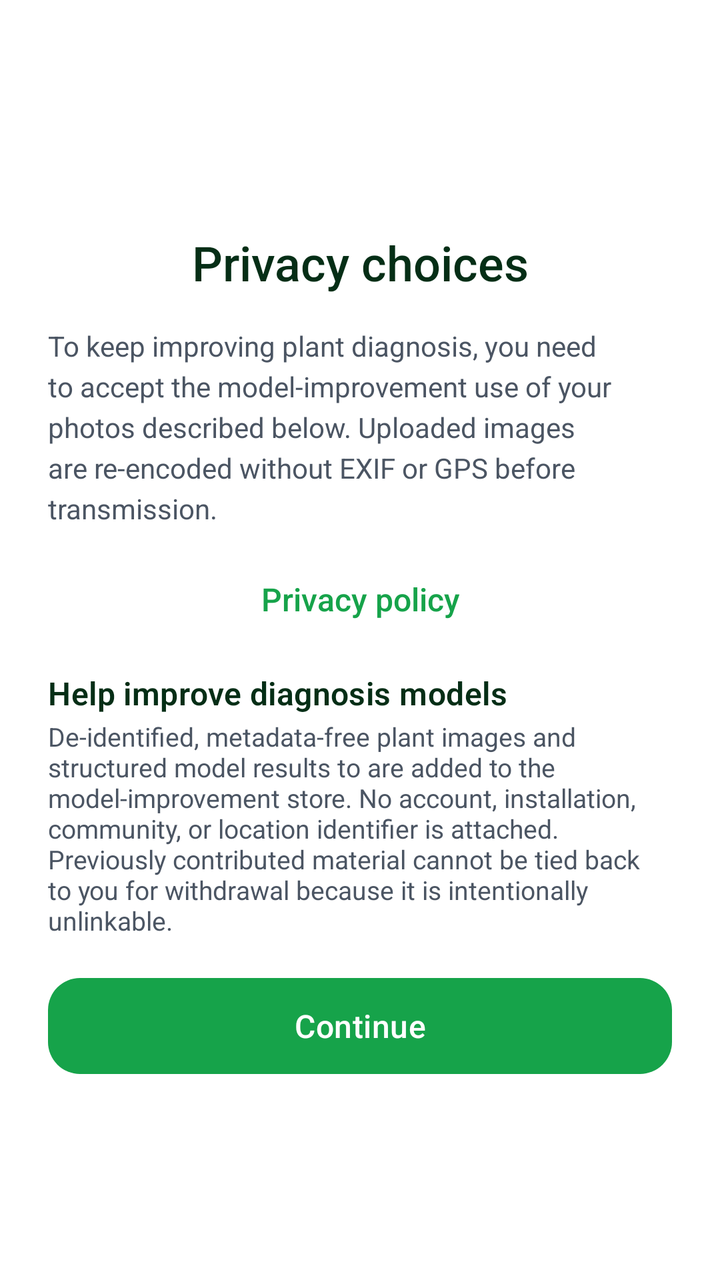
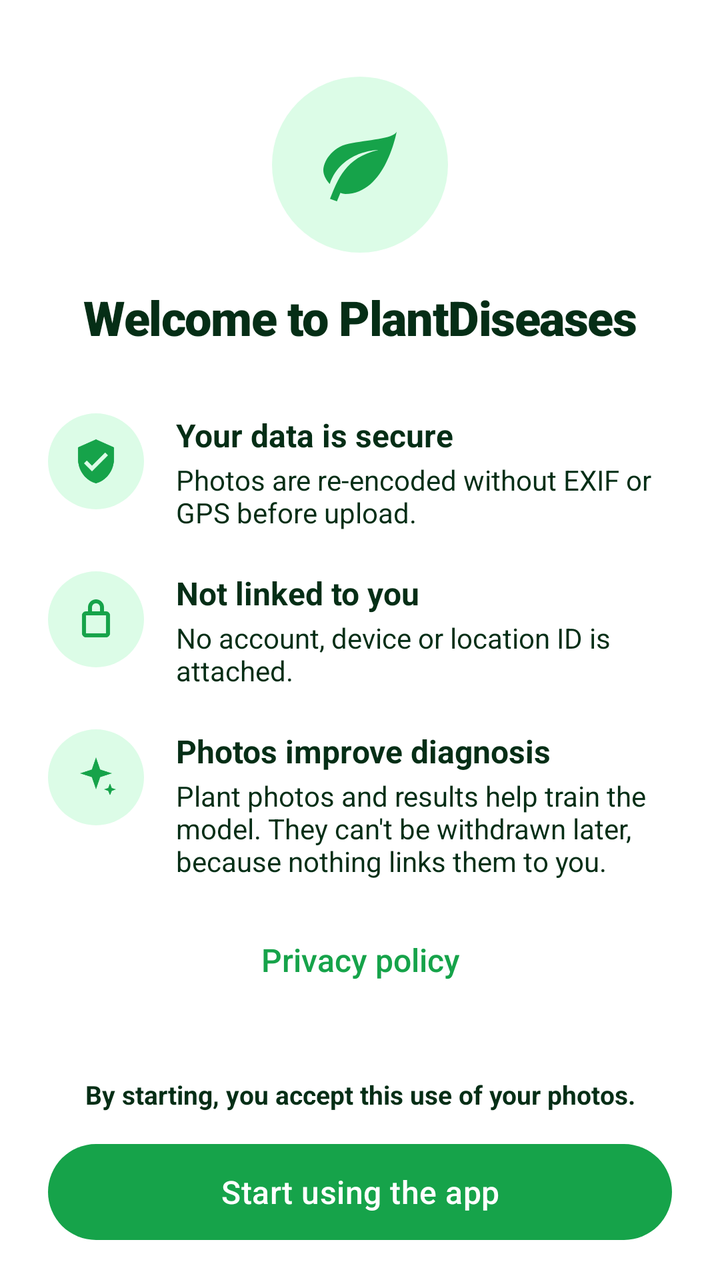

Before-and-after screenshots of an Android layout around one commit, followed by the original layout XML and the change that was made.
<!-- AndroidManifest.xml: application theme Theme.PlantDiseases -->
<!-- res/layout/activity_onboarding.xml -->
<?xml version="1.0" encoding="utf-8"?>
<ScrollView
    xmlns:android="http://schemas.android.com/apk/res/android"
    xmlns:app="http://schemas.android.com/apk/res-auto"
    android:layout_width="match_parent"
    android:layout_height="match_parent"
    android:background="@color/background"
    android:fillViewport="true"
    android:fitsSystemWindows="true"
    android:scrollbars="none">

    <LinearLayout
        android:layout_width="match_parent"
        android:layout_height="wrap_content"
        android:gravity="center"
        android:orientation="vertical"
        android:paddingHorizontal="@dimen/space_2xl"
        android:paddingTop="@dimen/space_lg"
        android:paddingBottom="@dimen/space_lg">

        <TextView
            android:id="@+id/consent_title"
            android:layout_width="match_parent"
            android:layout_height="wrap_content"
            android:layout_marginTop="@dimen/space_lg"
            android:accessibilityHeading="true"
            android:fontFamily="sans-serif-medium"
            android:gravity="center"
            android:text="@string/consent_title"
            android:textColor="@color/on_surface"
            android:textSize="@dimen/text_headline" />

        <TextView
            android:id="@+id/consent_body"
            android:layout_width="match_parent"
            android:layout_height="wrap_content"
            android:layout_marginTop="@dimen/space_lg"
            android:lineSpacingExtra="4dp"
            android:text="@string/consent_body"
            android:textColor="@color/on_surface_secondary"
            android:textSize="@dimen/text_body" />

        <TextView
            android:id="@+id/consent_privacy_link"
            android:layout_width="wrap_content"
            android:layout_height="48dp"
            android:layout_marginTop="@dimen/space_md"
            android:clickable="true"
            android:focusable="true"
            android:fontFamily="sans-serif-medium"
            android:gravity="center"
            android:paddingHorizontal="@dimen/space_md"
            android:text="@string/consent_privacy_link"
            android:textColor="@color/primary"
            android:textSize="@dimen/text_title_sm" />

        <TextView
            android:layout_width="match_parent"
            android:layout_height="wrap_content"
            android:layout_marginTop="@dimen/space_md"
            android:text="@string/training_consent_title"
            android:textAppearance="@style/TextAppearance.App.Title" />

        <TextView
            android:layout_width="match_parent"
            android:layout_height="wrap_content"
            android:layout_marginTop="@dimen/space_xxs"
            android:text="@string/training_consent_subtitle"
            android:textColor="@color/on_surface_secondary"
            android:textSize="@dimen/text_body_sm" />

        <com.google.android.material.button.MaterialButton
            android:id="@+id/consent_agree"
            android:layout_width="match_parent"
            android:layout_height="56dp"
            android:layout_marginTop="@dimen/space_lg"
            android:text="@string/consent_agree"
            android:textSize="@dimen/text_title_sm"
            app:backgroundTint="@color/primary"
            app:cornerRadius="@dimen/radius_md" />

    </LinearLayout>

</ScrollView>
<!-- resources referenced by this layout -->
<resources>
  <color name="on_surface_secondary">#4B5563</color>
  <dimen name="radius_md">16dp</dimen>
  <string name="consent_agree">Continue</string>
  <string name="consent_body">To keep improving plant diagnosis, you need to accept the model-improvement use of your photos described below. Uploaded images are re-encoded without EXIF or GPS before transmission.</string>
  <string name="consent_title">Privacy choices</string>
  <string name="training_consent_subtitle">De-identified, metadata-free plant images and structured model results to are added to the model-improvement store. No account, installation, community, or location identifier is attached. Previously contributed material cannot be tied back to you for withdrawal because it is intentionally unlinkable.</string>
  <string name="training_consent_title">Help improve diagnosis models</string>
  <style name="TextAppearance.App.Title" parent="TextAppearance.Material3.TitleMedium">
          <item name="android:textSize">@dimen/text_title_sm</item>
          
          <item name="android:fontFamily">sans-serif-medium</item>
          <item name="android:textFontWeight">600</item>
          <item name="android:textColor">@color/on_surface</item>
      </style>
  <style name="Theme.PlantDiseases" parent="Theme.Material3.DayNight.NoActionBar">
          <item name="colorPrimary">@color/primary</item>
          <item name="colorPrimaryDark">@color/primary_dark</item>
          <item name="colorOnPrimary">@color/on_primary</item>
          <item name="colorPrimaryContainer">@color/primary_light</item>
          <item name="colorOnPrimaryContainer">@color/primary_dark</item>
          <item name="colorSecondary">@color/secondary</item>
          <item name="colorOnSecondary">@color/on_secondary</item>
          <item name="colorSecondaryContainer">@color/primary_light</item>
          <item name="colorOnSecondaryContainer">@color/primary_dark</item>
          <item name="android:colorBackground">@color/background</item>
          
          <item name="android:windowBackground">@color/background</item>
          
          <item name="android:windowAnimationStyle">@style/App.Animation.Navigation</item>
          <item name="colorSurface">@color/surface</item>
          <item name="colorSurfaceVariant">@color/surface_variant</item>
          <item name="colorOnSurface">@color/on_surface</item>
          <item name="colorOnSurfaceVariant">@color/on_surface_secondary</item>
          
          <item name="colorSurfaceContainerLow">@color/surface_container_low</item>
          <item name="colorSurfaceContainer">@color/surface_container</item>
          <item name="colorSurfaceContainerHigh">@color/surface_container_high</item>
          <item name="colorSurfaceContainerHighest">@color/surface_container_highest</item>
          <item name="colorSurfaceContainerLowest">@color/surface_container_lowest</item>
          
          <item name="android:statusBarColor">@android:color/transparent</item>
          <item name="android:windowLightStatusBar">false</item>
          <item name="android:navigationBarColor">@color/background</item>
  
          
          <item name="appBarLayoutStyle">@style/Widget.Material3.AppBarLayout</item>
  
          
          <item name="materialButtonStyle">@style/App.Button.Filled</item>
          <item name="floatingActionButtonStyle">@style/App.FAB</item>
          <item name="extendedFloatingActionButtonStyle">@style/App.FAB.Extended</item>
      </style>
  <!-- unchanged entries left out for length: 29 -->
</resources>

<!-- the commit's change to res/layout/activity_onboarding.xml (unified diff, before → after) -->
@@ -1,84 +1,243 @@
 <?xml version="1.0" encoding="utf-8"?>
-<ScrollView
+<LinearLayout
     xmlns:android="http://schemas.android.com/apk/res/android"
     xmlns:app="http://schemas.android.com/apk/res-auto"
+    android:id="@+id/onboarding_root"
     android:layout_width="match_parent"
     android:layout_height="match_parent"
     android:background="@color/background"
-    android:fillViewport="true"
-    android:fitsSystemWindows="true"
-    android:scrollbars="none">
+    android:orientation="vertical">
+
+    <ScrollView
+        android:layout_width="match_parent"
+        android:layout_height="0dp"
+        android:layout_weight="1"
+        android:fillViewport="true"
+        android:scrollbars="none">
+
+        <LinearLayout
+            android:layout_width="match_parent"
+            android:layout_height="wrap_content"
+            android:gravity="center_vertical"
+            android:orientation="vertical"
+            android:paddingHorizontal="@dimen/space_2xl"
+            android:paddingTop="@dimen/space_3xl"
+            android:paddingBottom="@dimen/space_lg">
+
+            <FrameLayout
+                android:layout_width="88dp"
+                android:layout_height="88dp"
+                android:layout_gravity="center_horizontal"
+                android:background="@drawable/bg_icon_circle">
+
+                <ImageView
+                    android:layout_width="44dp"
+                    android:layout_height="44dp"
+                    android:layout_gravity="center"
+                    android:contentDescription="@null"
+                    android:src="@drawable/ic_leaf"
+                    app:tint="@color/primary" />
+            </FrameLayout>
+
+            <TextView
+                android:id="@+id/onboarding_title"
+                android:layout_width="match_parent"
+                android:layout_height="wrap_content"
+                android:layout_marginTop="@dimen/space_lg"
+                android:accessibilityHeading="true"
+                android:fontFamily="sans-serif-black"
+                android:gravity="center"
+                android:letterSpacing="-0.02"
+                android:text="@string/onboarding_title"
+                android:textColor="@color/on_surface"
+                android:textSize="@dimen/text_headline" />
+
+            
+            <LinearLayout
+                android:layout_width="match_parent"
+                android:layout_height="wrap_content"
+                android:layout_marginTop="@dimen/space_3xl"
+                android:orientation="horizontal">
+
+                <FrameLayout
+                    android:layout_width="48dp"
+                    android:layout_height="48dp"
+                    android:background="@drawable/bg_icon_circle">
+
+                    <ImageView
+                        android:layout_width="24dp"
+                        android:layout_height="24dp"
+                        android:layout_gravity="center"
+                        android:contentDescription="@null"
+                        android:src="@drawable/ic_shield_check"
+                        app:tint="@color/primary" />
+                </FrameLayout>
+
+                <LinearLayout
+                    android:layout_width="0dp"
+                    android:layout_height="wrap_content"
+                    android:layout_gravity="center_vertical"
+                    android:layout_marginStart="@dimen/space_lg"
+                    android:layout_weight="1"
+                    android:orientation="vertical">
+
+                    <TextView
+                        android:layout_width="match_parent"
+                        android:layout_height="wrap_content"
+                        android:text="@string/onboarding_secure_title"
+                        android:textColor="@color/on_surface"
+                        android:textSize="@dimen/text_title_sm"
+                        android:textStyle="bold" />
+
+                    <TextView
+                        android:layout_width="match_parent"
+                        android:layout_height="wrap_content"
+                        android:layout_marginTop="@dimen/space_xxs"
+                        android:text="@string/onboarding_secure_body"
+                        android:textColor="@color/on_surface"
+                        android:textSize="@dimen/text_body" />
+                </LinearLayout>
+            </LinearLayout>
+
+            
+            <LinearLayout
+                android:layout_width="match_parent"
+                android:layout_height="wrap_content"
+                android:layout_marginTop="@dimen/space_xl"
+                android:orientation="horizontal">
+
+                <FrameLayout
+                    android:layout_width="48dp"
+                    android:layout_height="48dp"
+                    android:background="@drawable/bg_icon_circle">
+
+                    <ImageView
+                        android:layout_width="24dp"
+                        android:layout_height="24dp"
+                        android:layout_gravity="center"
+                        android:contentDescription="@null"
+                        android:src="@drawable/ic_lock"
+                        app:tint="@color/primary" />
+                </FrameLayout>
+
+                <LinearLayout
+                    android:layout_width="0dp"
+                    android:layout_height="wrap_content"
+                    android:layout_gravity="center_vertical"
+                    android:layout_marginStart="@dimen/space_lg"
+                    android:layout_weight="1"
+                    android:orientation="vertical">
+
+                    <TextView
+                        android:layout_width="match_parent"
+                        android:layout_height="wrap_content"
+                        android:text="@string/onboarding_anonymous_title"
+                        android:textColor="@color/on_surface"
+                        android:textSize="@dimen/text_title_sm"
+                        android:textStyle="bold" />
+
+                    <TextView
+                        android:layout_width="match_parent"
+                        android:layout_height="wrap_content"
+                        android:layout_marginTop="@dimen/space_xxs"
+                        android:text="@string/onboarding_anonymous_body"
+                        android:textColor="@color/on_surface"
+                        android:textSize="@dimen/text_body" />
+                </LinearLayout>
+            </LinearLayout>
+
+            
+            <LinearLayout
+                android:layout_width="match_parent"
+                android:layout_height="wrap_content"
+                android:layout_marginTop="@dimen/space_xl"
+                android:orientation="horizontal">
+
+                <FrameLayout
+                    android:layout_width="48dp"
+                    android:layout_height="48dp"
+                    android:background="@drawable/bg_icon_circle">
+
+                    <ImageView
+                        android:layout_width="24dp"
+                        android:layout_height="24dp"
+                        android:layout_gravity="center"
+                        android:contentDescription="@null"
+                        android:src="@drawable/ic_sparkle"
+                        app:tint="@color/primary" />
+                </FrameLayout>
+
+                <LinearLayout
+                    android:layout_width="0dp"
+                    android:layout_height="wrap_content"
+                    android:layout_gravity="center_vertical"
+                    android:layout_marginStart="@dimen/space_lg"
+                    android:layout_weight="1"
+                    android:orientation="vertical">
+
+                    <TextView
+                        android:layout_width="match_parent"
+                        android:layout_height="wrap_content"
+                        android:text="@string/onboarding_improve_title"
+                        android:textColor="@color/on_surface"
+                        android:textSize="@dimen/text_title_sm"
+                        android:textStyle="bold" />
+
+                    <TextView
+                        android:layout_width="match_parent"
+                        android:layout_height="wrap_content"
+                        android:layout_marginTop="@dimen/space_xxs"
+                        android:text="@string/onboarding_improve_body"
+                        android:textColor="@color/on_surface"
+                        android:textSize="@dimen/text_body" />
+                </LinearLayout>
+            </LinearLayout>
+
+            <TextView
+                android:id="@+id/consent_privacy_link"
+                android:layout_width="wrap_content"
+                android:layout_height="48dp"
+                android:layout_gravity="center_horizontal"
+                android:layout_marginTop="@dimen/space_lg"
+                android:background="?attr/selectableItemBackground"
+                android:clickable="true"
+                android:focusable="true"
+                android:fontFamily="sans-serif-medium"
+                android:gravity="center"
+                android:paddingHorizontal="@dimen/space_md"
+                android:text="@string/consent_privacy_link"
+                android:textColor="@color/primary"
+                android:textSize="@dimen/text_title_sm" />
+
+        </LinearLayout>
+    </ScrollView>
 
     <LinearLayout
         android:layout_width="match_parent"
         android:layout_height="wrap_content"
-        android:gravity="center"
         android:orientation="vertical"
         android:paddingHorizontal="@dimen/space_2xl"
-        android:paddingTop="@dimen/space_lg"
+        android:paddingTop="@dimen/space_md"
         android:paddingBottom="@dimen/space_lg">
 
         <TextView
-            android:id="@+id/consent_title"
+            android:id="@+id/onboarding_agree_note"
             android:layout_width="match_parent"
             android:layout_height="wrap_content"
-            android:layout_marginTop="@dimen/space_lg"
-            android:accessibilityHeading="true"
-            android:fontFamily="sans-serif-medium"
             android:gravity="center"
-            android:text="@string/consent_title"
+            android:text="@string/onboarding_agree_note"
             android:textColor="@color/on_surface"
-            android:textSize="@dimen/text_headline" />
-
-        <TextView
-            android:id="@+id/consent_body"
-            android:layout_width="match_parent"
-            android:layout_height="wrap_content"
-            android:layout_marginTop="@dimen/space_lg"
-            android:lineSpacingExtra="4dp"
-            android:text="@string/consent_body"
-            android:textColor="@color/on_surface_secondary"
-            android:textSize="@dimen/text_body" />
-
-        <TextView
-            android:id="@+id/consent_privacy_link"
-            android:layout_width="wrap_content"
-            android:layout_height="48dp"
-            android:layout_marginTop="@dimen/space_md"
-            android:clickable="true"
-            android:focusable="true"
-            android:fontFamily="sans-serif-medium"
-            android:gravity="center"
-            android:paddingHorizontal="@dimen/space_md"
-            android:text="@string/consent_privacy_link"
-            android:textColor="@color/primary"
-            android:textSize="@dimen/text_title_sm" />
-
-        <TextView
-            android:layout_width="match_parent"
-            android:layout_height="wrap_content"
-            android:layout_marginTop="@dimen/space_md"
-            android:text="@string/training_consent_title"
-            android:textAppearance="@style/TextAppearance.App.Title" />
-
-        <TextView
-            android:layout_width="match_parent"
-            android:layout_height="wrap_content"
-            android:layout_marginTop="@dimen/space_xxs"
-            android:text="@string/training_consent_subtitle"
-            android:textColor="@color/on_surface_secondary"
-            android:textSize="@dimen/text_body_sm" />
+            android:textSize="@dimen/text_body_sm"
+            android:textStyle="bold" />
 
         <com.google.android.material.button.MaterialButton
-            android:id="@+id/consent_agree"
+            android:id="@+id/btn_start"
             android:layout_width="match_parent"
             android:layout_height="56dp"
-            android:layout_marginTop="@dimen/space_lg"
-            android:text="@string/consent_agree"
-            android:textSize="@dimen/text_title_sm"
-            app:backgroundTint="@color/primary"
-            app:cornerRadius="@dimen/radius_md" />
+            android:layout_marginTop="@dimen/space_md"
+            android:text="@string/onboarding_start"
+            android:textSize="@dimen/text_title_sm" />
 
     </LinearLayout>
 
-</ScrollView>
+</LinearLayout>
<!-- resource entries referenced after the edit -->
@@ -1,19 +1,61 @@
 <!-- resources referenced by this layout -->
 <resources>
-  <color name="on_surface_secondary">#4B5563</color>
-  <dimen name="radius_md">16dp</dimen>
-  <string name="consent_agree">Continue</string>
-  <string name="consent_body">To keep improving plant diagnosis, you need to accept the model-improvement use of your photos described below. Uploaded images are re-encoded without EXIF or GPS before transmission.</string>
-  <string name="consent_title">Privacy choices</string>
-  <string name="training_consent_subtitle">De-identified, metadata-free plant images and structured model results to are added to the model-improvement store. No account, installation, community, or location identifier is attached. Previously contributed material cannot be tied back to you for withdrawal because it is intentionally unlinkable.</string>
-  <string name="training_consent_title">Help improve diagnosis models</string>
-  <style name="TextAppearance.App.Title" parent="TextAppearance.Material3.TitleMedium">
-          <item name="android:textSize">@dimen/text_title_sm</item>
-          
-          <item name="android:fontFamily">sans-serif-medium</item>
-          <item name="android:textFontWeight">600</item>
-          <item name="android:textColor">@color/on_surface</item>
-      </style>
+  <dimen name="space_3xl">32dp</dimen>
+  <dimen name="space_xl">20dp</dimen>
+  <!-- drawable bg_icon_circle (drawable) -->
+  <?xml version="1.0" encoding="utf-8"?>
+  <shape xmlns:android="http://schemas.android.com/apk/res/android" android:shape="oval">
+      <solid android:color="@color/icon_bg" />
+  </shape>
+  <!-- drawable ic_leaf (drawable) -->
+  <?xml version="1.0" encoding="utf-8"?>
+  <vector xmlns:android="http://schemas.android.com/apk/res/android"
+      android:width="24dp"
+      android:height="24dp"
+      android:viewportWidth="24"
+      android:viewportHeight="24"
+      android:tint="?attr/colorControlNormal">
+      <path
+          android:fillColor="@android:color/white"
+          android:pathData="M17,8C8,10 5.9,16.17 3.82,21.34l1.89,0.66 0.95,-2.3c0.48,0.17 0.98,0.3 1.34,0.3C19,20 22,3 22,3c-1,2 -8,2.25 -13,3.25S2,11.5 2,13.5s1.75,3.75 1.75,3.75C7,8 17,8 17,8z" />
+  </vector>
+  <!-- drawable ic_lock (drawable) -->
+  <?xml version="1.0" encoding="utf-8"?>
+  <vector xmlns:android="http://schemas.android.com/apk/res/android"
+      android:width="24dp"
+      android:height="24dp"
+      android:viewportWidth="24"
+      android:viewportHeight="24">
+      <path
+          android:fillColor="@android:color/white"
+          android:pathData="M17,8h-1V6a4,4 0,0 0,-8 0v2H7a2,2 0,0 0,-2 2v9a2,2 0,0 0,2 2h10a2,2 0,0 0,2 -2v-9a2,2 0,0 0,-2 -2zM10,6a2,2 0,0 1,4 0v2h-4V6zM17,19H7v-9h10v9z" />
+  </vector>
+  <!-- drawable ic_shield_check (drawable) -->
+  <vector xmlns:android="http://schemas.android.com/apk/res/android" android:width="24dp" android:height="24dp" android:viewportWidth="24" android:viewportHeight="24">
+      <path android:fillColor="#FFFFFF" android:pathData="M12,1L3,5v6c0,5.55 3.84,10.74 9,12 5.16,-1.26 9,-6.45 9,-12V5l-9,-4zM10,17l-4,-4 1.41,-1.41L10,14.17l6.59,-6.59L18,9l-8,8z"/>
+  </vector>
+  <!-- drawable ic_sparkle (drawable) -->
+  <?xml version="1.0" encoding="utf-8"?>
+  <vector xmlns:android="http://schemas.android.com/apk/res/android"
+      android:width="24dp"
+      android:height="24dp"
+      android:viewportWidth="24"
+      android:viewportHeight="24"
+      android:tint="?attr/colorControlNormal">
+      <path
+          android:fillColor="@android:color/white"
+          android:pathData="M12,2l2.1,6.1L20,10l-5.9,1.9L12,18l-2.1,-6.1L4,10l5.9,-1.9zM19,15l0.9,2.3L22,18l-2.1,0.8L19,21l-0.9,-2.2L16,18l2.1,-0.7z" />
+  </vector>
+  <string name="onboarding_agree_note">By starting, you accept this use of your photos.</string>
+  <string name="onboarding_anonymous_body">No account, device or location ID is attached.</string>
+  <string name="onboarding_anonymous_title">Not linked to you</string>
+  <string name="onboarding_improve_body">Plant photos and results help train the model. They can\'t be withdrawn later, because nothing links them to you.</string>
+  <string name="onboarding_improve_title">Photos improve diagnosis</string>
+  <string name="onboarding_secure_body">Photos are re-encoded without EXIF or GPS before upload.</string>
+  <string name="onboarding_secure_title">Your data is secure</string>
+  <string name="onboarding_start">Start using the app</string>
+  <string name="onboarding_title">Welcome to PlantDiseases</string>
+  <color name="on_surface_secondary">#21412F</color>
   <style name="Theme.PlantDiseases" parent="Theme.Material3.DayNight.NoActionBar">
           <item name="colorPrimary">@color/primary</item>
           <item name="colorPrimaryDark">@color/primary_dark</item>
@@ -34,6 +76,8 @@
           <item name="colorOnSurface">@color/on_surface</item>
           <item name="colorOnSurfaceVariant">@color/on_surface_secondary</item>
           
+          <item name="android:textColorSecondary">@color/on_surface_secondary</item>
+          
           <item name="colorSurfaceContainerLow">@color/surface_container_low</item>
           <item name="colorSurfaceContainer">@color/surface_container</item>
           <item name="colorSurfaceContainerHigh">@color/surface_container_high</item>
@@ -41,8 +85,10 @@
           <item name="colorSurfaceContainerLowest">@color/surface_container_lowest</item>
           
           <item name="android:statusBarColor">@android:color/transparent</item>
-          <item name="android:windowLightStatusBar">false</item>
+          
+          <item name="android:windowLightStatusBar">true</item>
           <item name="android:navigationBarColor">@color/background</item>
+          <item name="android:windowLightNavigationBar">true</item>
   
           
           <item name="appBarLayoutStyle">@style/Widget.Material3.AppBarLayout</item>
@@ -52,6 +98,7 @@
           <item name="floatingActionButtonStyle">@style/App.FAB</item>
           <item name="extendedFloatingActionButtonStyle">@style/App.FAB.Extended</item>
       </style>
+  <color name="icon_bg">#DCFCE7</color>
   <!-- unchanged entries left out for length: 29 -->
 </resources>
 
